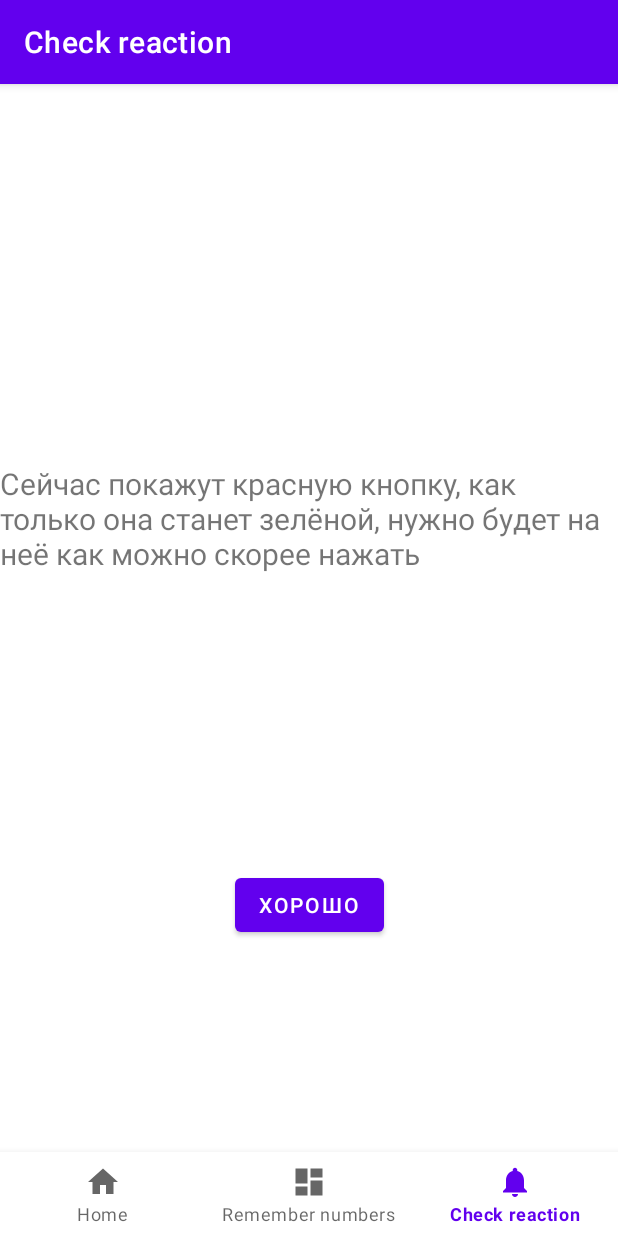
After one commit to dmitryweiner/brain-train, an Android app: the CheckReactionFragmentMain screen opened through its navigation route, on a phone screen of 412 x 824 dp. The commit adds this screen. Run offline under Robolectric (Android 15) with nearby library versions, the phone set to English and light mode, and no system bars; our stand-ins replace navigation-ui.

Commit message:
Added the Check Reaction module

```diff
--- a/app/src/main/java/com/dmitryweiner/braintrain/MainActivity.kt
+++ b/app/src/main/java/com/dmitryweiner/braintrain/MainActivity.kt
@@ -26,7 +26,9 @@ class MainActivity : AppCompatActivity() {
         // menu should be considered as top level destinations.
         val appBarConfiguration = AppBarConfiguration(
             setOf(
-                R.id.navigation_home, R.id.navigation_remember_numbers
+                R.id.navigation_home,
+                R.id.navigation_remember_numbers,
+                R.id.navigation_check_reaction
             )
         )
         setupActionBarWithNavController(navController, appBarConfiguration)
--- /dev/null
+++ b/app/src/main/java/com/dmitryweiner/braintrain/ui/checkReaction/CheckReactionFragment1.kt
@@ -0,0 +1,34 @@
+package com.dmitryweiner.braintrain.ui.checkReaction
+
+import android.os.Bundle
+import androidx.fragment.app.Fragment
+import android.view.LayoutInflater
+import android.view.View
+import android.view.ViewGroup
+import android.widget.Button
+import androidx.fragment.app.viewModels
+import com.dmitryweiner.braintrain.R
+
+class CheckReactionFragment1 : Fragment() {
+
+    override fun onCreateView(
+        inflater: LayoutInflater, container: ViewGroup?,
+        savedInstanceState: Bundle?
+    ): View? {
+        return inflater.inflate(R.layout.fragment_check_reaction_1, container, false)
+    }
+
+    override fun onViewCreated(view: View, savedInstanceState: Bundle?) {
+        super.onViewCreated(view, savedInstanceState)
+        val button = view.findViewById<Button>(R.id.buttonStart)
+        button?.setOnClickListener {
+            setModelStatus(2)
+        }
+    }
+
+    private fun setModelStatus(status: Int) {
+        val dashboardViewModel by viewModels<CheckReactionViewModel> ({ requireParentFragment() })
+        dashboardViewModel.setStatus(status)
+    }
+
+}
--- /dev/null
+++ b/app/src/main/java/com/dmitryweiner/braintrain/ui/checkReaction/CheckReactionFragmentMain.kt
@@ -0,0 +1,53 @@
+package com.dmitryweiner.braintrain.ui.checkReaction
+
+import android.os.Bundle
+import android.view.LayoutInflater
+import android.view.View
+import android.view.ViewGroup
+import androidx.fragment.app.Fragment
+import androidx.lifecycle.ViewModelProvider
+import com.dmitryweiner.braintrain.R
+import com.dmitryweiner.braintrain.databinding.FragmentCheckReactionMainBinding
+
+class CheckReactionFragmentMain : Fragment() {
+
+    private var _binding: FragmentCheckReactionMainBinding? = null
+    private val binding get() = _binding!!
+
+    override fun onCreateView(
+        inflater: LayoutInflater,
+        container: ViewGroup?,
+        savedInstanceState: Bundle?
+    ): View {
+        val dashboardViewModel =
+            ViewModelProvider(this).get(CheckReactionViewModel::class.java)
+
+        _binding = FragmentCheckReactionMainBinding.inflate(inflater, container, false)
+        val root: View = binding.root
+
+        dashboardViewModel.status.observe(viewLifecycleOwner) {
+            if (it == 1) {
+                setFragment(CheckReactionFragment1())
+            }
+            if (it == 2) {
+                setFragment(CheckReactionFragment2())
+            }
+            if (it == 3) {
+                setFragment(CheckReactionFragment3())
+            }
+        }
+        return root
+    }
+
+    private fun setFragment(fragment: Fragment) {
+        val fragmentTransaction = childFragmentManager.beginTransaction()
+        fragmentTransaction.replace(R.id.frameLayout, fragment)
+        fragmentTransaction.addToBackStack(null)
+        fragmentTransaction.commit()
+    }
+
+    override fun onDestroyView() {
+        super.onDestroyView()
+        _binding = null
+    }
+}
--- /dev/null
+++ b/app/src/main/java/com/dmitryweiner/braintrain/ui/checkReaction/CheckReactionViewModel.kt
@@ -0,0 +1,28 @@
+package com.dmitryweiner.braintrain.ui.checkReaction
+
+import androidx.lifecycle.LiveData
+import androidx.lifecycle.MutableLiveData
+import androidx.lifecycle.ViewModel
+
+class CheckReactionViewModel : ViewModel() {
+
+    private val _text = MutableLiveData<String>().apply {
+        value = "This is dashboard Fragment"
+    }
+    val text: LiveData<String> = _text
+    private val _status = MutableLiveData<Int>().apply {
+        value = 1
+    }
+
+    val status: LiveData<Int> = _status
+    fun setStatus(newStatus: Int) {
+        _status.value = newStatus
+    }
+
+    val results = MutableLiveData<MutableList<Double>>().apply {
+        value = mutableListOf()
+    }
+    fun setResult(time: Double) {
+        results.value?.add(time)
+    }
+}
--- a/app/src/main/java/com/dmitryweiner/braintrain/ui/home/HomeFragment.kt
+++ b/app/src/main/java/com/dmitryweiner/braintrain/ui/home/HomeFragment.kt
@@ -32,7 +32,7 @@ class HomeFragment : Fragment() {
         }
 
         binding.buttonReaction.setOnClickListener {
-            // not implemented yet
+            findNavController().navigate(R.id.navigation_check_reaction)
         }
         return root
     }
--- /dev/null
+++ b/app/src/main/res/layout/fragment_check_reaction_1.xml
@@ -0,0 +1,34 @@
+<?xml version="1.0" encoding="utf-8"?>
+<androidx.constraintlayout.widget.ConstraintLayout xmlns:android="http://schemas.android.com/apk/res/android"
+    xmlns:app="http://schemas.android.com/apk/res-auto"
+    xmlns:tools="http://schemas.android.com/tools"
+    android:layout_width="match_parent"
+    android:layout_height="match_parent"
+    tools:context=".ui.checkReaction.CheckReactionFragment1">
+
+    <!-- TODO: Update blank fragment layout -->
+    <TextView
+        android:id="@+id/textView"
+        android:layout_width="0dp"
+        android:layout_height="wrap_content"
+        android:layout_weight="0.7"
+        android:text="Сейчас покажут красную кнопку, как только она станет зелёной, нужно будет на неё как можно скорее нажать"
+        android:textSize="20sp"
+        app:layout_constraintBottom_toTopOf="@+id/buttonStart"
+        app:layout_constraintEnd_toEndOf="parent"
+        app:layout_constraintHorizontal_bias="0.5"
+        app:layout_constraintStart_toStartOf="parent"
+        app:layout_constraintTop_toTopOf="parent" />
+
+    <Button
+        android:id="@+id/buttonStart"
+        android:layout_width="wrap_content"
+        android:layout_height="wrap_content"
+        android:text="Хорошо"
+        app:layout_constraintBottom_toBottomOf="parent"
+        app:layout_constraintEnd_toEndOf="parent"
+        app:layout_constraintHorizontal_bias="0.5"
+        app:layout_constraintStart_toStartOf="parent"
+        app:layout_constraintTop_toBottomOf="@+id/textView" />
+
+</androidx.constraintlayout.widget.ConstraintLayout>
--- /dev/null
+++ b/app/src/main/res/layout/fragment_check_reaction_main.xml
@@ -0,0 +1,18 @@
+<?xml version="1.0" encoding="utf-8"?>
+<androidx.constraintlayout.widget.ConstraintLayout xmlns:android="http://schemas.android.com/apk/res/android"
+    xmlns:app="http://schemas.android.com/apk/res-auto"
+    xmlns:tools="http://schemas.android.com/tools"
+    android:layout_width="match_parent"
+    android:layout_height="match_parent"
+    tools:context=".ui.checkReaction.CheckReactionFragmentMain">
+
+    <FrameLayout
+        android:id="@+id/frameLayout"
+        android:layout_width="match_parent"
+        android:layout_height="match_parent"
+        app:layout_constraintBottom_toBottomOf="parent"
+        tools:layout_editor_absoluteX="1dp">
+
+    </FrameLayout>
+
+</androidx.constraintlayout.widget.ConstraintLayout>
--- a/app/src/main/res/menu/bottom_nav_menu.xml
+++ b/app/src/main/res/menu/bottom_nav_menu.xml
@@ -11,4 +11,9 @@
         android:icon="@drawable/ic_dashboard_black_24dp"
         android:title="@string/title_remember_numbers" />
 
+    <item
+        android:id="@+id/navigation_check_reaction"
+        android:icon="@drawable/ic_notifications_black_24dp"
+        android:title="@string/check_reaction" />
+
 </menu>
--- a/app/src/main/res/navigation/mobile_navigation.xml
+++ b/app/src/main/res/navigation/mobile_navigation.xml
@@ -16,4 +16,10 @@
         android:name="com.dmitryweiner.braintrain.ui.rememberNumber.RememberNumberFragmentMain"
         android:label="@string/title_remember_numbers"
         tools:layout="@layout/fragment_remember_number_main" />
+
+    <fragment
+        android:id="@+id/navigation_check_reaction"
+        android:name="com.dmitryweiner.braintrain.ui.checkReaction.CheckReactionFragmentMain"
+        android:label="@string/check_reaction"
+        tools:layout="@layout/fragment_check_reaction_main" />
 </navigation>
--- a/app/src/main/res/values/strings.xml
+++ b/app/src/main/res/values/strings.xml
@@ -4,4 +4,5 @@
     <string name="title_dashboard">Dashboard</string>
     <string name="title_notifications">Notifications</string>
     <string name="title_remember_numbers">Remember numbers</string>
+    <string name="check_reaction">Check reaction</string>
 </resources>
```
Also changed, not shown: app/src/main/java/com/dmitryweiner/braintrain/ui/checkReaction/CheckReactionFragment2.kt (added, +67 -0 lines), app/src/main/java/com/dmitryweiner/braintrain/ui/checkReaction/CheckReactionFragment3.kt (added, +42 -0 lines), app/src/main/res/layout/fragment_check_reaction_2.xml (added, +21 -0 lines), app/src/main/res/layout/fragment_check_reaction_3.xml (added, +43 -0 lines).
